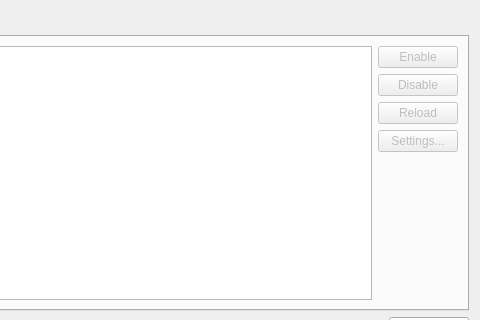
Qt form src/scripting/scriptdialog.ui (clementine-player/Clementine) before a commit; both pictures show x 278 to 758 and y 0 to 320 of the 758 by 489 pixel window.
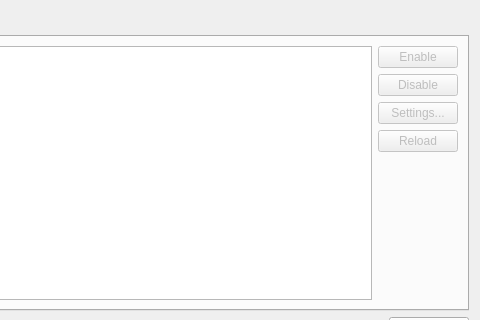
The same form after that commit.

Commit message: Add an "Install script from file..." button

Patch:
```diff
--- a/src/scripting/scriptdialog.ui
+++ b/src/scripting/scriptdialog.ui
@@ -55,16 +55,6 @@
            </property>
           </widget>
          </item>
-         <item>
-          <widget class="QPushButton" name="reload">
-           <property name="enabled">
-            <bool>false</bool>
-           </property>
-           <property name="text">
-            <string>Reload</string>
-           </property>
-          </widget>
-         </item>
          <item>
           <widget class="QPushButton" name="settings">
            <property name="enabled">
@@ -75,6 +65,16 @@
            </property>
           </widget>
          </item>
+         <item>
+          <widget class="QPushButton" name="reload">
+           <property name="enabled">
+            <bool>false</bool>
+           </property>
+           <property name="text">
+            <string>Reload</string>
+           </property>
+          </widget>
+         </item>
          <item>
           <spacer name="verticalSpacer">
            <property name="orientation">
```
Left out of the diff: 28 changed lines with no effect on the pictures. The commit also changes 56 other files.
